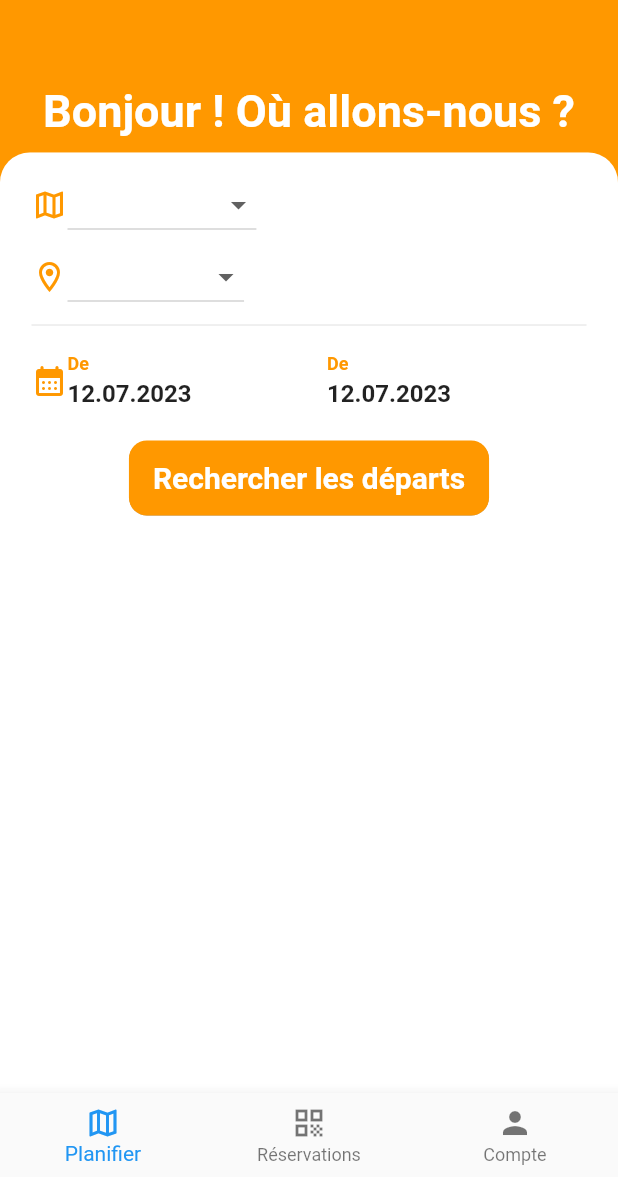
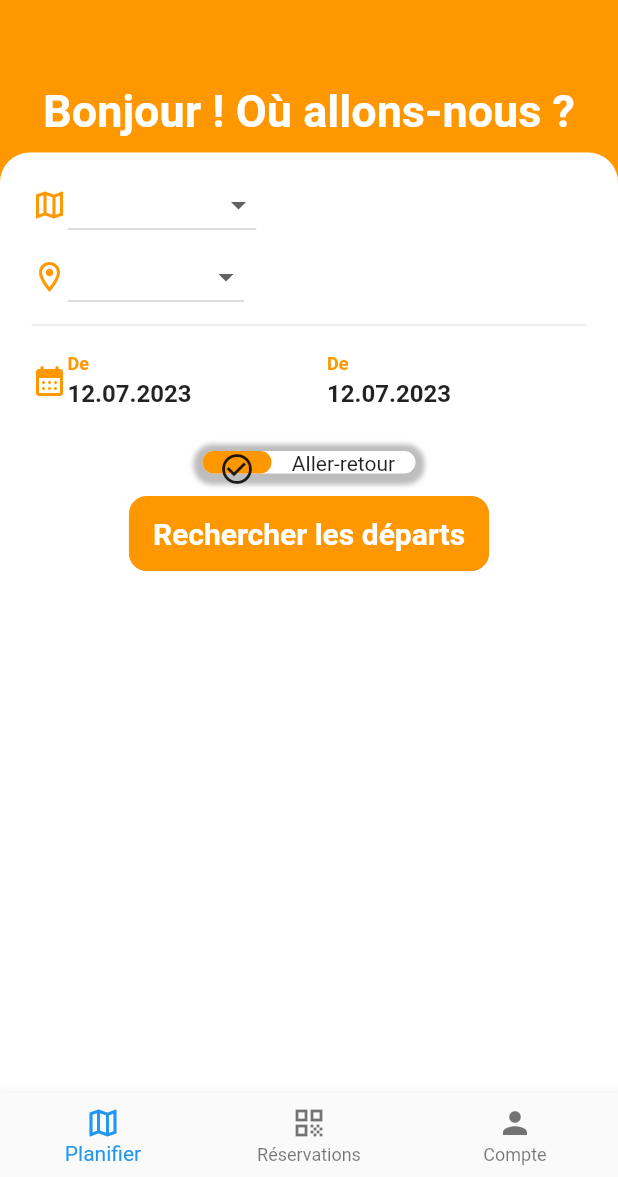
Before and after one commit to MinauThor/izi_travel, a Flutter app: the screen it shows after launch, on a phone screen of 412 x 824 dp, the part 59-1236 px from its top. Run offline on Flutter 3.47's test engine with Material 2 defaults, Android fonts, the phone set to English and light mode, and no system bars; drawn by our look-alikes of animated_toggle_switch; our stand-ins replace cloud_firestore, firebase_auth, firebase_core, google_fonts; accounts and stored records are empty.

Commit message:
Implémentation du toggle Aller simple/Aller-retour

```diff
--- a/lib/main frames/home_screen.dart
+++ b/lib/main frames/home_screen.dart
@@ -1,3 +1,4 @@
+import 'package:animated_toggle_switch/animated_toggle_switch.dart';
 import 'package:cloud_firestore/cloud_firestore.dart';
 import 'package:flutter/material.dart';
 import 'package:intl/intl.dart';
@@ -22,6 +23,7 @@ class _HomeScreenState extends State<HomeScreen> {
   @override
   Widget build(BuildContext context) {
     final size = MediaQuery.of(context).size;
+    bool toogleValue = false;
 
     String? selectedDestination = "";
     //List destinationItemList = [];
@@ -83,8 +85,10 @@ class _HomeScreenState extends State<HomeScreen> {
                             stream: FirebaseFirestore.instance
                                 .collection('Destinations')
                                 .snapshots(),
-                            builder: (context, AsyncSnapshot<QuerySnapshot> snapshot) {
-                              List<DropdownMenuItem<String>> destinationItems = [];
+                            builder: (context,
+                                AsyncSnapshot<QuerySnapshot> snapshot) {
+                              List<DropdownMenuItem<String>> destinationItems =
+                                  [];
                               if (!snapshot.hasData) {
                                 return const CircularProgressIndicator();
                               } else {
@@ -107,8 +111,7 @@ class _HomeScreenState extends State<HomeScreen> {
                                 items: destinationItems,
                                 onChanged: ((destinationValue) {
                                   setState(() {
-                                    selectedDestination =
-                                        destinationValue;
+                                    selectedDestination = destinationValue;
                                   });
                                 }),
                                 value: selectedDestination,
@@ -132,8 +135,10 @@ class _HomeScreenState extends State<HomeScreen> {
                             stream: FirebaseFirestore.instance
                                 .collection('Destinations')
                                 .snapshots(),
-                            builder: (context, AsyncSnapshot<QuerySnapshot> snapshot) {
-                              List<DropdownMenuItem<String>> destinationItems = [];
+                            builder: (context,
+                                AsyncSnapshot<QuerySnapshot> snapshot) {
+                              List<DropdownMenuItem<String>> destinationItems =
+                                  [];
                               if (!snapshot.hasData) {
                                 return const CircularProgressIndicator();
                               } else {
@@ -156,8 +161,7 @@ class _HomeScreenState extends State<HomeScreen> {
                                 items: destinationItems,
                                 onChanged: ((destinationValue) {
                                   setState(() {
-                                    selectedDestination =
-                                        destinationValue;
+                                    selectedDestination = destinationValue;
                                   });
                                 }),
                                 value: selectedDestination,
@@ -169,6 +173,7 @@ class _HomeScreenState extends State<HomeScreen> {
                       ),
 
                       const Divider(),
+
                       Row(
                         children: [
                           const Icon(
@@ -189,7 +194,50 @@ class _HomeScreenState extends State<HomeScreen> {
                         ],
                       ),
 
-                      const SizedBox(height: 10,),
+                      const SizedBox(
+                        height: 12.0,
+                      ),
+
+                      //Switch button aller-retour
+                      AnimatedToggleSwitch<bool>.dual(
+                        current: toogleValue,
+                        first: false,
+                        second: true,
+                        dif: 50.0,
+                        borderColor: Colors.transparent,
+                        borderWidth: 5.0,
+                        height: 25,
+                        boxShadow: const [
+                          BoxShadow(
+                            color: Colors.black26,
+                            spreadRadius: 1,
+                            blurRadius: 2,
+                            offset: Offset(0, 1.5),
+                          )
+                        ],
+                        onChanged: (b) {
+                          setState(() => toogleValue = b);
+                          return Future.delayed(
+                              const Duration(milliseconds: 500));
+                        },
+                        colorBuilder: (b) => b ? Colors.grey[3] : Colors.orange,
+                        iconBuilder: (value) => value
+                            ? Icon(
+                                Icons.remove_circle_outline,
+                                key: UniqueKey(),
+                              )
+                            : Icon(
+                                Icons.check_circle_outline,
+                                key: UniqueKey(),
+                              ),
+                        textBuilder: (value) => value
+                            ? const Center(child: Text('Aller simple'))
+                            : const Center(child: Text('Aller-retour')),
+                      ),
+
+                      const SizedBox(
+                        height: 10,
+                      ),
 
                       //Bouton de recherche des voyages
                       ElevatedButton(
@@ -197,22 +245,18 @@ class _HomeScreenState extends State<HomeScreen> {
                           style: ButtonStyle(
                               shape: MaterialStateProperty.all(
                                   RoundedRectangleBorder(
-                              borderRadius: BorderRadius.circular(12.0)
-                            )
-                          ),
-
-                          backgroundColor: MaterialStateProperty.all<Color>(Colors.orange),
+                                      borderRadius:
+                                          BorderRadius.circular(12.0))),
+                              backgroundColor: MaterialStateProperty.all<Color>(
+                                  Colors.orange),
                               elevation: MaterialStateProperty.all(0.1),
-                          minimumSize: MaterialStateProperty.all(const Size(200,50))
-                        ),
+                              minimumSize: MaterialStateProperty.all(
+                                  const Size(200, 50))),
                           child: const Text(
                             'Rechercher les départs',
                             style: TextStyle(
-                            fontSize: 20,
-                            fontWeight: FontWeight.bold
-                          ),
-                        )
-                      )
+                                fontSize: 20, fontWeight: FontWeight.bold),
+                          ))
                     ],
                   ),
                 )
--- a/pubspec.yaml
+++ b/pubspec.yaml
@@ -46,6 +46,7 @@ dependencies:
   intl: ^0.18.1
   uuid: ^3.0.7
   build_runner: ^2.4.6
+  animated_toggle_switch: ^0.7.0
 
 dev_dependencies:
   flutter_test:
```
Also changed, not shown: pubspec.lock. Lines whose indentation alone changed are shown as unchanged.
